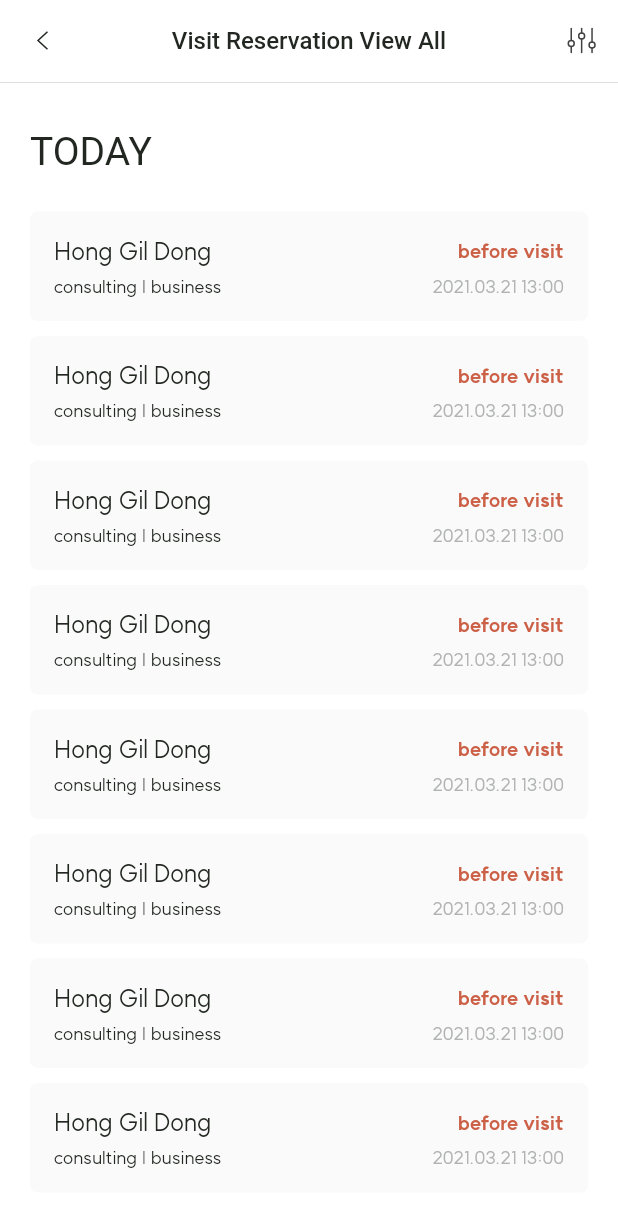
After one commit to souravpanda94/Centropolis, a Flutter app: the screen it shows after launch, item 3 of the bottom bar chosen, after a tap on "TODAY", on a phone screen of 412 x 824 dp. The commit adds this screen. Shown: the top 1207 px of the screen. Run offline on Flutter 3.47's test engine with Material 2 defaults, Android fonts, the light colour scheme and no system bars; our stand-ins replace easy_localization, flutter_svg, fluttertoast, shared_preferences; Roboto replaces fonts that are missing (SemiBold).

Commit message:
Attached VisitorReservationsViewAllScreen & UI implement

```diff
--- a/centropolis/assets/translations/en.json
+++ b/centropolis/assets/translations/en.json
@@ -7,6 +7,7 @@
   "visitReservationApplication": "Visit Reservation Application",
   "today": "TODAY",
   "confirm" : "Confirm",
+  "visitReservationViewAll" : "Visit Reservation View All",
 
 
 
--- a/centropolis/assets/translations/ko.json
+++ b/centropolis/assets/translations/ko.json
@@ -6,6 +6,7 @@
   "visitReservationApplication": "Visit Reservation Application",
   "today": "TODAY",
   "confirm" : "Confirm",
+  "visitReservationViewAll" : "Visit Reservation View All",
 
 
 
--- a/centropolis/lib/main.dart
+++ b/centropolis/lib/main.dart
@@ -5,7 +5,7 @@ import 'package:flutter/foundation.dart';
 import 'package:flutter/material.dart';
 import 'package:flutter/services.dart';
 import 'package:provider/provider.dart';
-import 'screens/splash.dart';
+import 'screens/common_module/splash.dart';
 import 'package:easy_localization/easy_localization.dart';
 
 class MyHttpOverrides extends HttpOverrides {
--- a/centropolis/lib/screens/splash.dart
+++ b/centropolis/lib/screens/common_module/splash.dart
@@ -1,7 +1,7 @@
 import 'dart:async';
 import 'package:flutter/material.dart';
 
-import '../widgets/bottom_bar.dart';
+import '../../widgets/bottom_bar.dart';
 
 class SplashScreen extends StatefulWidget {
   const SplashScreen({Key? key}) : super(key: key);
--- /dev/null
+++ b/centropolis/lib/screens/visitor_reservations/VisitReservationViewAll.dart
@@ -0,0 +1,260 @@
+import 'dart:convert';
+import 'package:centropolis/widgets/common_app_bar.dart';
+import 'package:centropolis/widgets/common_button_with_icon.dart';
+import 'package:easy_localization/easy_localization.dart';
+import 'package:flutter/material.dart';
+import 'package:flutter_svg/svg.dart';
+import '../../utils/custom_colors.dart';
+import '../../widgets/home_page_app_bar.dart';
+
+class VisitorReservationsViewAllScreen extends StatefulWidget {
+  const VisitorReservationsViewAllScreen({Key? key}) : super(key: key);
+
+  @override
+  State<StatefulWidget> createState() {
+    return _VisitorReservationsViewAllScreenState();
+  }
+}
+
+class _VisitorReservationsViewAllScreenState
+    extends State<VisitorReservationsViewAllScreen> {
+  List<dynamic> todayList = [
+    {
+      "id": 1,
+      "name": "Hong Gil Dong",
+      "businessType": "consulting",
+      "type": "business",
+      "dateTime": "2021.03.21 13:00",
+      "status": "before visit"
+    },
+    {
+      "id": 2,
+      "name": "Hong Gil Dong",
+      "businessType": "consulting",
+      "type": "business",
+      "dateTime": "2021.03.21 13:00",
+      "status": "before visit"
+    },
+    {
+      "id": 3,
+      "name": "Hong Gil Dong",
+      "businessType": "consulting",
+      "type": "business",
+      "dateTime": "2021.03.21 13:00",
+      "status": "before visit"
+    },
+    {
+      "id": 4,
+      "name": "Hong Gil Dong",
+      "businessType": "consulting",
+      "type": "business",
+      "dateTime": "2021.03.21 13:00",
+      "status": "before visit"
+    },
+    {
+      "id": 5,
+      "name": "Hong Gil Dong",
+      "businessType": "consulting",
+      "type": "business",
+      "dateTime": "2021.03.21 13:00",
+      "status": "before visit"
+    },
+    {
+      "id": 6,
+      "name": "Hong Gil Dong",
+      "businessType": "consulting",
+      "type": "business",
+      "dateTime": "2021.03.21 13:00",
+      "status": "before visit"
+    },
+    {
+      "id": 7,
+      "name": "Hong Gil Dong",
+      "businessType": "consulting",
+      "type": "business",
+      "dateTime": "2021.03.21 13:00",
+      "status": "before visit"
+    },
+    {
+      "id": 8,
+      "name": "Hong Gil Dong",
+      "businessType": "consulting",
+      "type": "business",
+      "dateTime": "2021.03.21 13:00",
+      "status": "before visit"
+    },
+    {
+      "id": 9,
+      "name": "Hong Gil Dong",
+      "businessType": "consulting",
+      "type": "business",
+      "dateTime": "2021.03.21 13:00",
+      "status": "before visit"
+    }
+  ];
+
+  @override
+  void initState() {
+    super.initState();
+  }
+
+  @override
+  void dispose() {
+    super.dispose();
+  }
+
+  @override
+  Widget build(BuildContext context) {
+    return Scaffold(
+      backgroundColor: CustomColors.whiteColor,
+      appBar: PreferredSize(
+        preferredSize: AppBar().preferredSize,
+        child: SafeArea(
+          child: Container(
+            color: CustomColors.whiteColor,
+            child:
+                CommonAppBar(tr("visitReservationViewAll"), true, () {}, () {}),
+          ),
+        ),
+      ),
+      body: SingleChildScrollView(
+        child: Container(
+          margin: const EdgeInsets.only(bottom: 20),
+          child: Column(
+            children: [
+              Container(
+                margin: const EdgeInsets.only(
+                  top: 30,
+                  bottom: 20.0,
+                  left: 20,
+                  right: 20,
+                ),
+                child: Row(
+                  mainAxisAlignment: MainAxisAlignment.spaceBetween,
+                  children: const [
+                    Text(
+                      "TODAY",
+                      style: TextStyle(
+                        fontSize: 26,
+                        color: CustomColors.textColor1,
+                        fontFamily: 'SemiBold',
+                      ),
+                      textAlign: TextAlign.center,
+                    ),
+                    // SizedBox(
+                    //   child: SvgPicture.asset(
+                    //     'assets/images/ic_right_arrow.svg',
+                    //     semanticsLabel: 'Back',
+                    //     width: 15,
+                    //     height: 15,
+                    //     alignment: Alignment.center,
+                    //   ),
+                    // ),
+                  ],
+                ),
+              ),
+              Container(
+                margin: const EdgeInsets.only(
+                  left: 20,
+                  right: 20,
+                ),
+                child: ListView.builder(
+                  physics: const NeverScrollableScrollPhysics(),
+                  scrollDirection: Axis.vertical,
+                  shrinkWrap: true,
+                  itemCount: todayList.length,
+                  itemBuilder: (BuildContext ctxt, int index) {
+                    return InkWell(
+                        onTap: () {},
+                        child: Container(
+                            margin:
+                                const EdgeInsets.only(top: 5.0, bottom: 5.0),
+                            decoration: BoxDecoration(
+                              color: CustomColors.backgroundColor,
+                              borderRadius: BorderRadius.circular(5),
+                            ),
+                            padding: const EdgeInsets.all(16.0),
+                            child: Column(
+                              children: [
+                                Row(
+                                  mainAxisAlignment:
+                                      MainAxisAlignment.spaceBetween,
+                                  children: [
+                                    Text(
+                                      todayList[index]["name"],
+                                      style: const TextStyle(
+                                          fontSize: 16,
+                                          fontFamily: "Regular",
+                                          color: CustomColors.textColor1),
+                                    ),
+                                    Text(
+                                      todayList[index]["status"],
+                                      style: const TextStyle(
+                                          fontSize: 13,
+                                          fontFamily: "Bold",
+                                          color: CustomColors
+                                              .buttonBackgroundColor),
+                                    ),
+                                  ],
+                                ),
+                                Container(
+                                    margin: const EdgeInsets.only(top: 6),
+                                    child: Row(
+                                      mainAxisAlignment:
+                                          MainAxisAlignment.spaceBetween,
+                                      children: [
+                                        Row(
+                                          children: [
+                                            Text(
+                                              todayList[index]["businessType"] +
+                                                  " | ",
+                                              style: const TextStyle(
+                                                  fontSize: 12,
+                                                  fontFamily: "Regular",
+                                                  color:
+                                                      CustomColors.textColor1),
+                                            ),
+                                            Text(
+                                              todayList[index]["type"],
+                                              style: const TextStyle(
+                                                  fontSize: 12,
+                                                  fontFamily: "Regular",
+                                                  color:
+                                                      CustomColors.textColor1),
+                                            ),
+                                          ],
+                                        ),
+                                        Text(
+                                          todayList[index]["dateTime"],
+                                          style: const TextStyle(
+                                              fontSize: 12,
+                                              fontFamily: "Regular",
+                                              color:
+                                                  CustomColors.unSelectedColor),
+                                        ),
+                                      ],
+                                    ))
+                              ],
+                            )));
+                  },
+                ),
+              ),
+              Container(
+                margin: const EdgeInsets.only(left: 20, right: 20, top: 30),
+                child: Align(
+                    alignment: FractionalOffset.bottomCenter,
+                    child: CommonButtonWithIcon(
+                      buttonName: tr("visitReservationApplication"),
+                      isEnable: true,
+                      buttonColor: CustomColors.buttonBackgroundColor,
+                      onCommonButtonTap: () {},
+                    )),
+              ),
+            ],
+          ),
+          // ),
+        ),
+      ),
+    );
+  }
+}
--- a/centropolis/lib/screens/visitor_reservations.dart
+++ b/centropolis/lib/screens/visitor_reservations/visitor_reservations.dart
@@ -3,9 +3,10 @@ import 'package:centropolis/widgets/common_button_with_icon.dart';
 import 'package:easy_localization/easy_localization.dart';
 import 'package:flutter/material.dart';
 import 'package:flutter_svg/svg.dart';
-import '../utils/custom_colors.dart';
-import '../widgets/common_modal.dart';
-import '../widgets/home_page_app_bar.dart';
+import '../../utils/custom_colors.dart';
+import '../../widgets/common_modal.dart';
+import '../../widgets/home_page_app_bar.dart';
+import 'VisitReservationViewAll.dart';
 
 class VisitorReservationsScreen extends StatefulWidget {
   const VisitorReservationsScreen({Key? key}) : super(key: key);
@@ -108,7 +109,11 @@ class _VisitorReservationsScreenState extends State<VisitorReservationsScreen> {
           margin: const EdgeInsets.only(bottom: 20),
           child: Column(
             children: [
-              Container(
+              InkWell(
+                onTap: (){
+                  goToViewAllVisitorReservation();
+                },
+                child: Container(
                   margin: const EdgeInsets.only(
                     top: 30,
                     bottom: 20.0,
@@ -139,6 +144,8 @@ class _VisitorReservationsScreenState extends State<VisitorReservationsScreen> {
                     ],
                   ),
                 ),
+              ),
+
               Container(
                 margin: const EdgeInsets.only(
                   left: 20,
@@ -383,4 +390,14 @@ class _VisitorReservationsScreenState extends State<VisitorReservationsScreen> {
       ),
     );
   }
+
+  void goToViewAllVisitorReservation() {
+    Navigator.push(
+      context,
+      MaterialPageRoute(
+        builder: (context) => const VisitorReservationsViewAllScreen(),
+      ),
+    );
   }
+
+}
--- a/centropolis/lib/widgets/bottom_bar.dart
+++ b/centropolis/lib/widgets/bottom_bar.dart
@@ -6,7 +6,7 @@ import 'package:flutter_svg/svg.dart';
 import '../screens/amenity.dart';
 import '../screens/home.dart';
 import '../screens/my_page.dart';
-import '../screens/visitor_reservations.dart';
+import '../screens/visitor_reservations/visitor_reservations.dart';
 
 class BottomBar extends StatefulWidget {
   const BottomBar({super.key});
```
Lines whose indentation alone changed are shown as unchanged.
